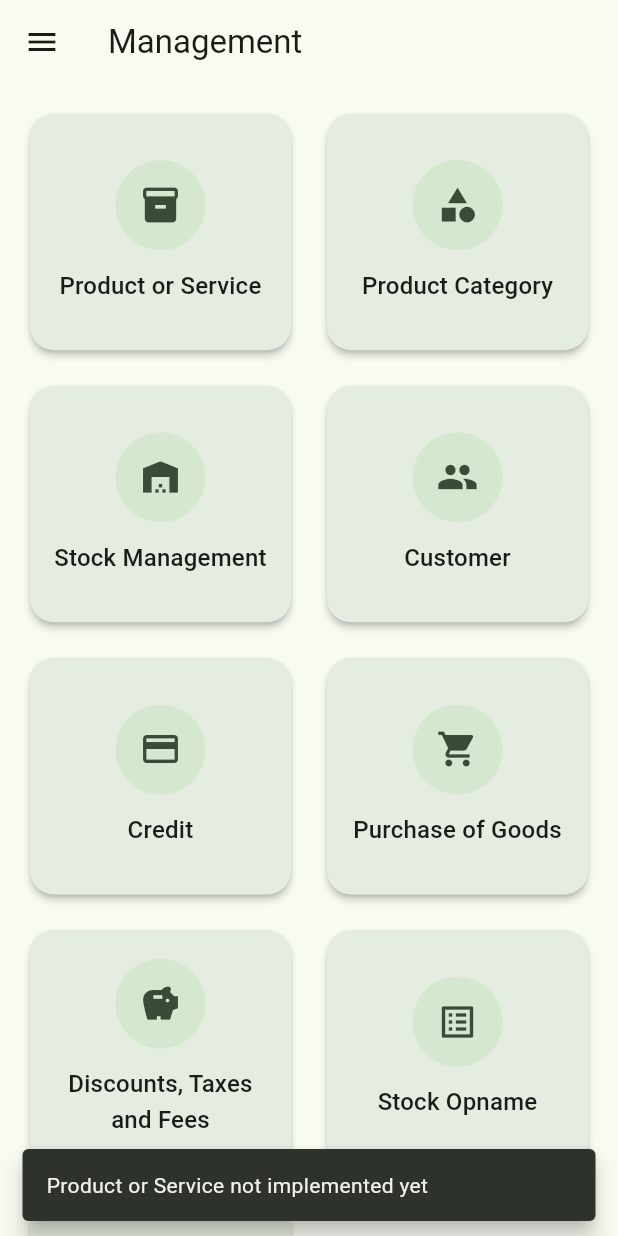
After one commit to amaralfatah/flutter_kasir_cerdas_app, a Flutter app: the ManagementScreen screen opened directly, after a tap on "Product or Service", on a phone screen of 412 x 824 dp. The commit adds this screen. Run offline on Flutter 3.47's test engine with Material 3 defaults, Android fonts, the phone set to English and light mode, and no system bars; our stand-ins replace flutter_secure_storage; accounts and stored records are empty.

Commit message:
feat: management screen

```diff
--- /dev/null
+++ b/lib/features/management/providers/management_provider.dart
@@ -0,0 +1,25 @@
+// lib/features/management/providers/management_provider.dart
+import 'package:flutter/material.dart';
+
+class ManagementProvider extends ChangeNotifier {
+  // This provider can manage state for management-related features
+  // For example, it could track which management sections are active
+
+  final List<String> _managementFeatures = [
+    'Product or Service',
+    'Product Category',
+    'Stock Management',
+    'Customer',
+    'Credit',
+    'Purchase of Goods',
+    'Discounts, Taxes and Fees',
+    'Stock Opname',
+    'Supplier',
+    'Department',
+    'Marketing',
+  ];
+
+  List<String> get managementFeatures => _managementFeatures;
+
+  // Add more management-related state management methods as needed
+}
--- /dev/null
+++ b/lib/features/management/screens/management_screen.dart
@@ -0,0 +1,187 @@
+import 'package:flutter/material.dart';
+import 'package:flutter_kasir_cerdas_app/widgets/app_drawer.dart';
+
+class ManagementScreen extends StatelessWidget {
+  const ManagementScreen({super.key});
+
+  @override
+  Widget build(BuildContext context) {
+    final colorScheme = Theme.of(context).colorScheme;
+
+    return Scaffold(
+      appBar: AppBar(
+        title: const Text('Management'),
+        backgroundColor: colorScheme.surface,
+        elevation: 0,
+        scrolledUnderElevation: 2, // Material 3 scrolled elevation
+      ),
+      drawer: const AppDrawer(currentPage: 'management'),
+      body: SafeArea(
+        child: SingleChildScrollView(
+          child: Padding(
+            padding: const EdgeInsets.all(16.0),
+            child: Column(
+              crossAxisAlignment: CrossAxisAlignment.start,
+              children: [
+                // Removed the redundant "Management" title here
+                _buildManagementGrid(context),
+              ],
+            ),
+          ),
+        ),
+      ),
+    );
+  }
+
+  Widget _buildManagementGrid(BuildContext context) {
+    final List<ManagementMenuItem> menuItems = [
+      ManagementMenuItem(
+        title: 'Product or Service',
+        icon: Icons.inventory,
+        onTap: () {
+          _handleMenuItemTap(context, 'Product or Service');
+        },
+      ),
+      ManagementMenuItem(
+        title: 'Product Category',
+        icon: Icons.category,
+        onTap: () {
+          _handleMenuItemTap(context, 'Product Category');
+        },
+      ),
+      ManagementMenuItem(
+        title: 'Stock Management',
+        icon: Icons.warehouse,
+        onTap: () {
+          _handleMenuItemTap(context, 'Stock Management');
+        },
+      ),
+      ManagementMenuItem(
+        title: 'Customer',
+        icon: Icons.people,
+        onTap: () {
+          _handleMenuItemTap(context, 'Customer');
+        },
+      ),
+      ManagementMenuItem(
+        title: 'Credit',
+        icon: Icons.credit_card,
+        onTap: () {
+          _handleMenuItemTap(context, 'Credit');
+        },
+      ),
+      ManagementMenuItem(
+        title: 'Purchase of Goods',
+        icon: Icons.shopping_cart,
+        onTap: () {
+          _handleMenuItemTap(context, 'Purchase of Goods');
+        },
+      ),
+      ManagementMenuItem(
+        title: 'Discounts, Taxes and Fees',
+        icon: Icons.savings,
+        onTap: () {
+          _handleMenuItemTap(context, 'Discounts, Taxes and Fees');
+        },
+      ),
+      ManagementMenuItem(
+        title: 'Stock Opname',
+        icon: Icons.list_alt,
+        onTap: () {
+          _handleMenuItemTap(context, 'Stock Opname');
+        },
+      ),
+      ManagementMenuItem(
+        title: 'Supplier',
+        icon: Icons.local_shipping,
+        onTap: () {
+          _handleMenuItemTap(context, 'Supplier');
+        },
+      ),
+    ];
+
+    return GridView.builder(
+      shrinkWrap: true,
+      physics: const NeverScrollableScrollPhysics(),
+      gridDelegate: const SliverGridDelegateWithFixedCrossAxisCount(
+        crossAxisCount: 2,
+        childAspectRatio: 1.1, // Decreased to make cards taller
+        crossAxisSpacing: 16,
+        mainAxisSpacing: 16,
+      ),
+      itemCount: menuItems.length,
+      itemBuilder: (context, index) {
+        final item = menuItems[index];
+        return _buildManagementCard(context, item);
+      },
+    );
+  }
+
+  Widget _buildManagementCard(BuildContext context, ManagementMenuItem item) {
+    return Card(
+      elevation: 2,
+      surfaceTintColor: Theme.of(context).colorScheme.surfaceTint,
+      shape: RoundedRectangleBorder(
+        borderRadius: BorderRadius.circular(16), // Material 3 uses more rounded corners
+      ),
+      child: InkWell(
+        borderRadius: BorderRadius.circular(16),
+        onTap: item.onTap,
+        child: Padding(
+          padding: const EdgeInsets.all(16.0),
+          child: Column(
+            mainAxisAlignment: MainAxisAlignment.center,
+            children: [
+              Container(
+                width: 60,
+                height: 60,
+                decoration: BoxDecoration(
+                  color: Theme.of(context).colorScheme.secondaryContainer,
+                  shape: BoxShape.circle,
+                ),
+                child: Icon(
+                  item.icon,
+                  color: Theme.of(context).colorScheme.onSecondaryContainer,
+                  size: 28,
+                ),
+              ),
+              const SizedBox(height: 12),
+              Text(
+                item.title,
+                textAlign: TextAlign.center,
+                maxLines: 2,
+                overflow: TextOverflow.ellipsis,
+                style: Theme.of(context).textTheme.titleMedium?.copyWith(
+                      fontWeight: FontWeight.w500,
+                    ),
+              ),
+            ],
+          ),
+        ),
+      ),
+    );
+  }
+
+  void _handleMenuItemTap(BuildContext context, String itemName) {
+    // For now, we'll just show a snackbar
+    // In a real app, you would navigate to the respective screens
+    ScaffoldMessenger.of(context).showSnackBar(
+      SnackBar(
+        content: Text('$itemName not implemented yet'),
+        behavior: SnackBarBehavior.floating,
+      ),
+    );
+  }
+}
+
+class ManagementMenuItem {
+  final String title;
+  final IconData icon;
+  final VoidCallback onTap;
+
+  ManagementMenuItem({
+    required this.title,
+    required this.icon,
+    required this.onTap,
+  });
+}
--- a/lib/widgets/app_drawer.dart
+++ b/lib/widgets/app_drawer.dart
@@ -1,8 +1,8 @@
-// lib/widgets/app_drawer.dart
 import 'package:flutter/material.dart';
 import 'package:flutter_kasir_cerdas_app/features/auth/providers/auth_provider.dart';
 import 'package:flutter_kasir_cerdas_app/features/auth/screens/login_screen.dart';
 import 'package:flutter_kasir_cerdas_app/features/home/screens/home_screen.dart';
+import 'package:flutter_kasir_cerdas_app/features/management/screens/management_screen.dart';
 import 'package:provider/provider.dart';
 
 class AppDrawer extends StatelessWidget {
@@ -69,6 +69,41 @@ class AppDrawer extends StatelessWidget {
                   // We are already on home page so just close drawer
                   Navigator.popUntil(context, (route) => route.isFirst);
                 }
+              }
+            },
+          ),
+          _buildNavItem(
+            context: context,
+            icon: Icons.inventory_2,
+            title: 'Management',
+            isSelected: currentPage == 'management',
+            onTap: () {
+              if (currentPage != 'management') {
+                Navigator.pop(context); // Close drawer
+
+                Navigator.push(
+                  context,
+                  MaterialPageRoute(
+                    builder: (context) => const ManagementScreen(),
+                  ),
+                );
+              }
+            },
+          ),
+          _buildNavItem(
+            context: context,
+            icon: Icons.shopping_cart,
+            title: 'Sales Transaction',
+            isSelected: currentPage == 'sales',
+            onTap: () {
+              if (currentPage != 'sales') {
+                Navigator.pop(context); // Close drawer
+                // Sales page would be implemented here
+                ScaffoldMessenger.of(context).showSnackBar(
+                  const SnackBar(
+                    content: Text('Sales page not implemented yet'),
+                  ),
+                );
               }
             },
           ),
```
Also changed, not shown: lib/features/inventory/providers/inventory_provider.dart (deleted), lib/features/inventory/screens/inventory_list_screen.dart (deleted), lib/features/inventory/screens/stock_opname_screen.dart (deleted), lib/features/inventory/services/inventory_service.dart (deleted), lib/features/inventory/widgets/stock_item.dart (deleted).
